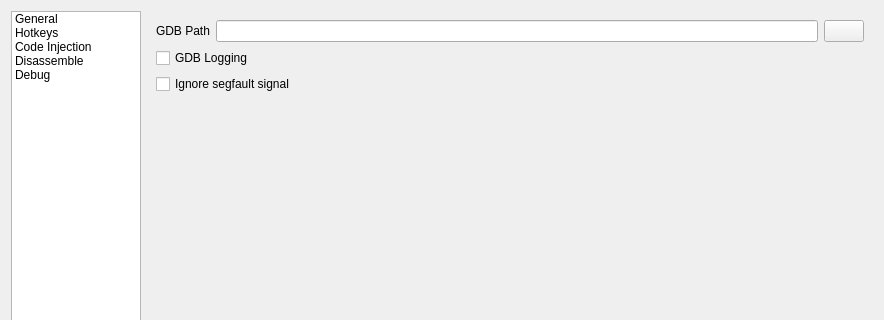
Above: GUI/SettingsDialog.ui from korcankaraokcu/PINCE before the change; both pictures show x 0 to 884 and y 0 to 320 of the 884 by 633 pixel window. Below: the same form after it.
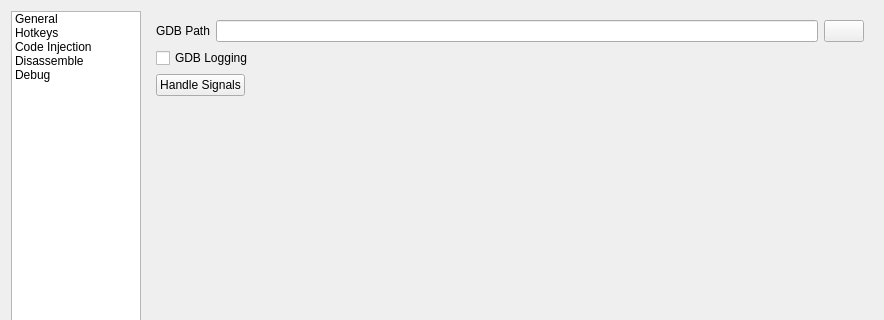
That is the form after the change. The open tabs and pages were chosen to show the change.

Commit message: Add option to ignore multiple signals

Patch:
```diff
--- a/GUI/SettingsDialog.ui
+++ b/GUI/SettingsDialog.ui
@@ -635,11 +635,28 @@
               </widget>
              </item>
              <item>
-              <widget class="QCheckBox" name="checkBox_IgnoreSegfault">
+              <layout class="QHBoxLayout" name="horizontalLayout_16">
+               <item>
+                <widget class="QPushButton" name="pushButton_HandleSignals">
                <property name="text">
-                <string>Ignore segfault signal</string>
-               </property>
-              </widget>
+                  <string>Handle Signals</string>
+                 </property>
+                </widget>
+               </item>
+               <item>
+                <spacer name="horizontalSpacer_9">
+                 <property name="orientation">
+                  <enum>Qt::Horizontal</enum>
+                 </property>
+                 <property name="sizeHint" stdset="0">
+                  <size>
+                   <width>40</width>
+                   <height>20</height>
+                  </size>
+                 </property>
+                </spacer>
+               </item>
+              </layout>
              </item>
              <item>
               <spacer name="verticalSpacer_5">
```
Lines whose indentation alone changed are shown as unchanged. The commit also changes 5 other files.
